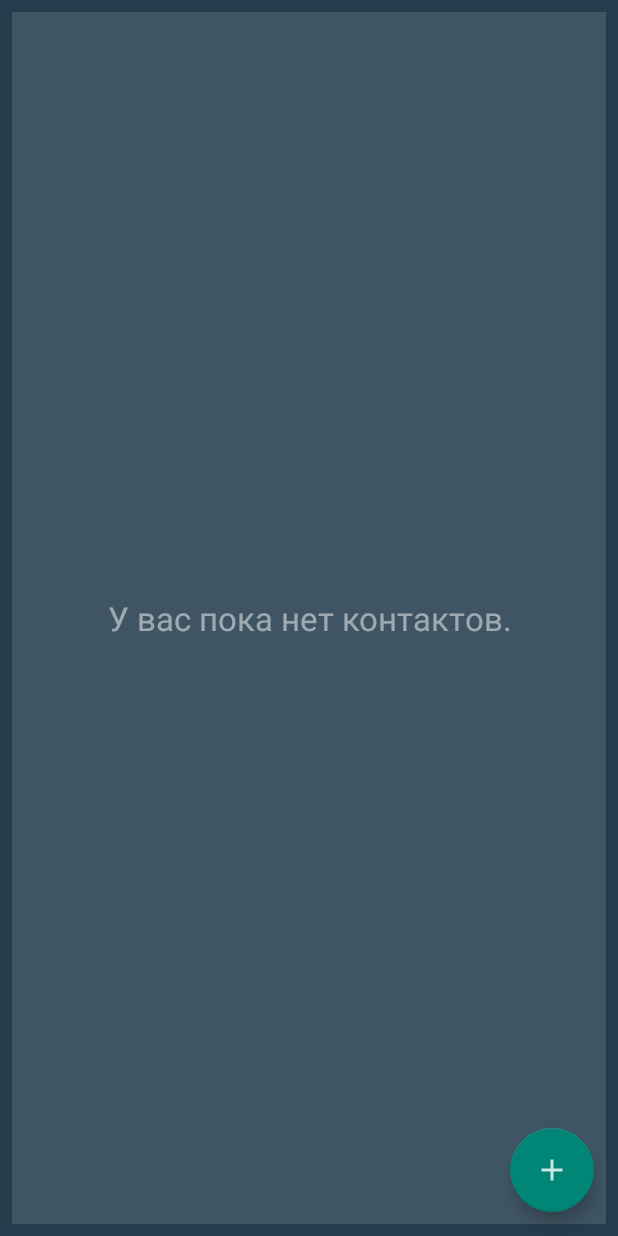
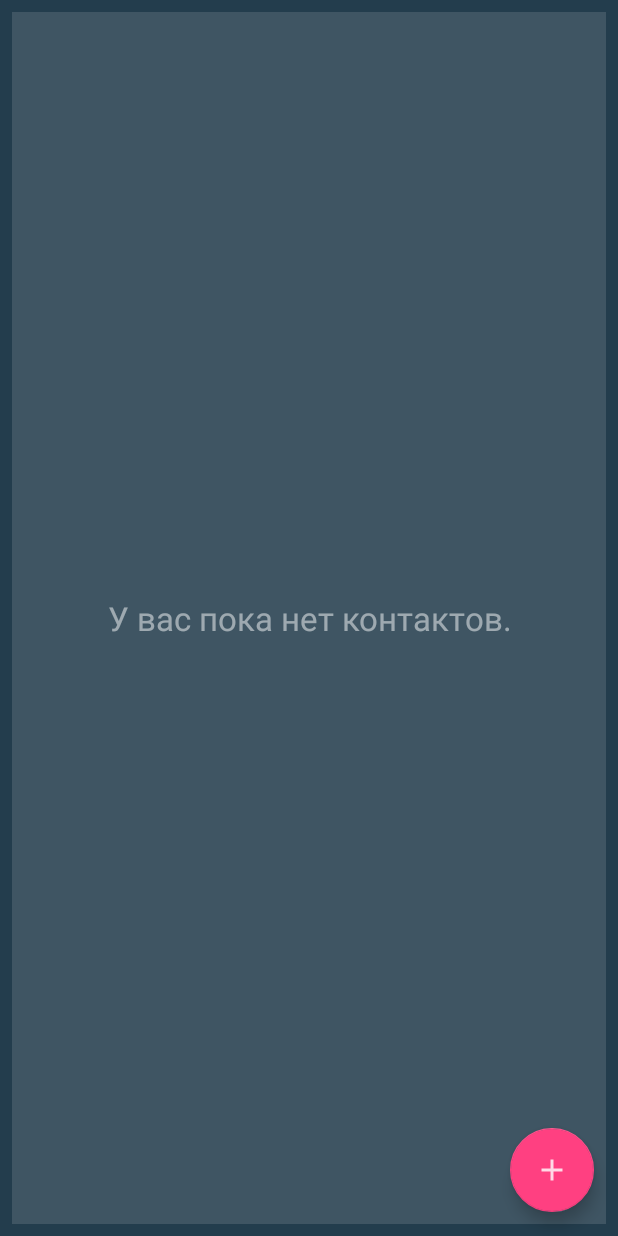
Before and after one commit to AntipovAleksandr/NoteME-, an Android app: the screen it shows after launch (ContactListActivity), on a phone screen of 412 x 824 dp. Run offline under Robolectric (Android 15) with nearby library versions, the phone set to English and light mode, and no system bars; our stand-ins replace Picasso.

Commit message:
Corrected color backgroundTint

```diff
--- a/app/src/main/java/com/example/noteme/project/activity/ContactListActivity.java
+++ b/app/src/main/java/com/example/noteme/project/activity/ContactListActivity.java
@@ -4,11 +4,13 @@ import android.app.Activity;
 import android.app.AlertDialog;
 import android.content.DialogInterface;
 import android.content.Intent;
+import android.os.Build;
 import android.os.Bundle;
 import android.view.Menu;
 import android.view.MenuItem;
 import android.view.View;
 import android.widget.AdapterView;
+import android.widget.Button;
 import android.widget.ListView;
 import android.widget.TextView;
 
@@ -34,6 +36,7 @@ public class ContactListActivity extends Activity implements AdapterView.OnItemC
     protected void onCreate(Bundle savedInstanceState) {
         super.onCreate(savedInstanceState);
         setContentView(R.layout.activity_contact_list);
+
 
         dataHandler = DataHandler.getInstance(this);
         dataHandler.getInstance(this).setListener(this);
--- a/app/src/main/res/layout/activity_contact_list.xml
+++ b/app/src/main/res/layout/activity_contact_list.xml
@@ -3,6 +3,7 @@
     xmlns:tools="http://schemas.android.com/tools"
     android:layout_width="match_parent"
     android:layout_height="match_parent"
+    xmlns:app="http://schemas.android.com/apk/res-auto"
     android:fitsSystemWindows="true">
 
     <TextView
@@ -39,7 +40,8 @@
         android:layout_marginBottom="@dimen/activity_vertical_margin"
         android:layout_marginRight="@dimen/activity_horizontal_margin"
         android:layout_gravity="end|bottom"
-        android:onClick="onClick" />
+        android:onClick="onClick"
+            app:backgroundTint="@color/colorAccent"/>
     </android.support.design.widget.CoordinatorLayout>
 
 
```
